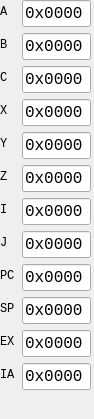
This is dtide/ui/registers.ui in DCPUTeam/DCPUToolchain as Qt 5 draws it before an edit. The edited form follows.
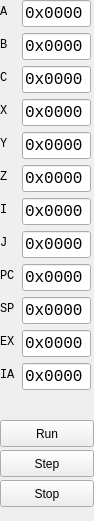
This is the edited form.

Diff of the .ui file:
```diff
--- a/dtide/ui/registers.ui
+++ b/dtide/ui/registers.ui
@@ -7,7 +7,7 @@
     <x>0</x>
     <y>0</y>
     <width>94</width>
-    <height>419</height>
+    <height>521</height>
    </rect>
   </property>
   <property name="windowTitle">
@@ -364,6 +364,45 @@
     </item>
    </layout>
   </widget>
+  <widget class="QPushButton" name="btn_run">
+   <property name="geometry">
+    <rect>
+     <x>0</x>
+     <y>420</y>
+     <width>94</width>
+     <height>27</height>
+    </rect>
+   </property>
+   <property name="text">
+    <string>Run</string>
+   </property>
+  </widget>
+  <widget class="QPushButton" name="btn_step">
+   <property name="geometry">
+    <rect>
+     <x>0</x>
+     <y>450</y>
+     <width>94</width>
+     <height>27</height>
+    </rect>
+   </property>
+   <property name="text">
+    <string>Step</string>
+   </property>
+  </widget>
+  <widget class="QPushButton" name="btn_stop">
+   <property name="geometry">
+    <rect>
+     <x>0</x>
+     <y>480</y>
+     <width>94</width>
+     <height>27</height>
+    </rect>
+   </property>
+   <property name="text">
+    <string>Stop</string>
+   </property>
+  </widget>
  </widget>
  <resources/>
  <connections/>
```
